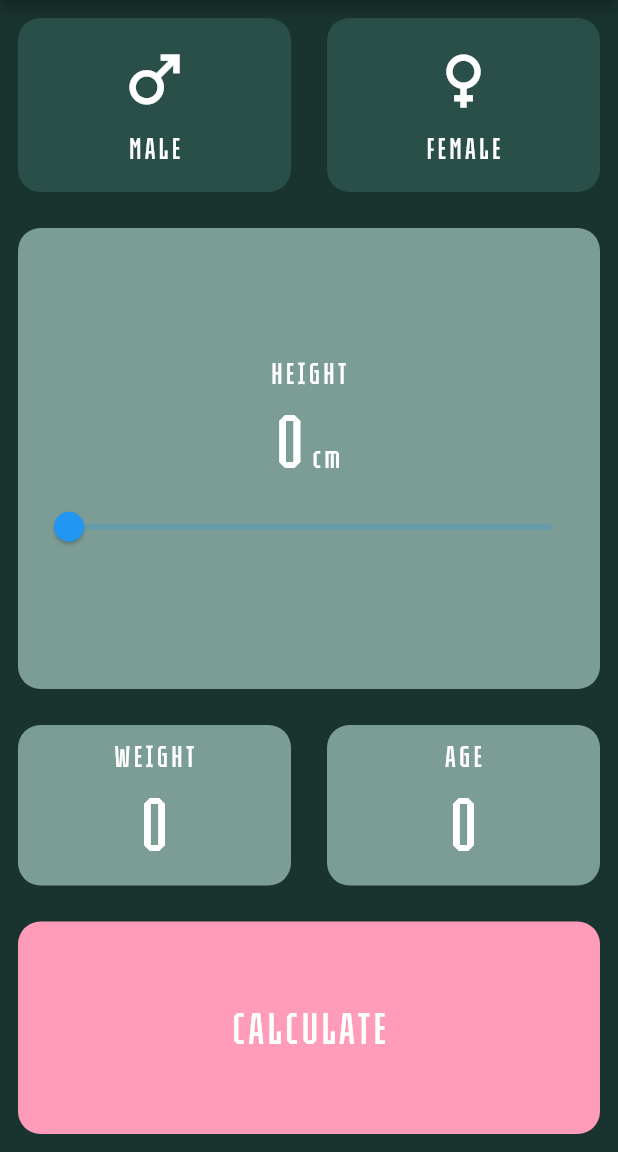
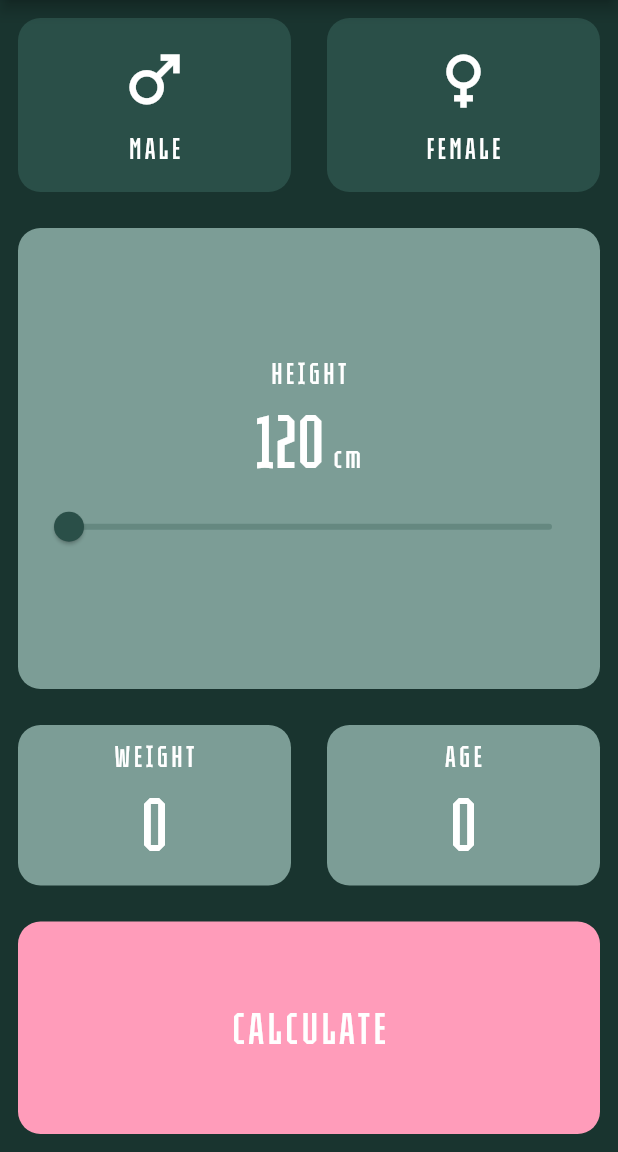
Before and after one commit to Arrocito82/bmi_calculator, a Flutter app: the screen it shows after launch, on a phone screen of 412 x 824 dp, the part 84-1236 px from its top. Run offline on Flutter 3.47's test engine with Material 2 defaults, Android fonts, the phone set to English and light mode, and no system bars.

Commit message:
Height slider

```diff
--- a/lib/constants.dart
+++ b/lib/constants.dart
@@ -2,6 +2,8 @@ import 'package:flutter/material.dart';
 
 const kPrimaryLight = Color.fromRGBO(124, 157, 150, 1);
 const kPrimaryDark = Color.fromRGBO(42, 79, 72, 1.0);
+const kPrimaryInactive = Color.fromRGBO(85, 122, 114, 0.6);
+const kPrimaryActive = Color.fromRGBO(42, 79, 72, 0.65);
 const kBackground = Color.fromRGBO(25, 52, 47, 1.0);
 const kSecondaryDark = Color.fromRGBO(231, 114, 166, 1);
 const kSecondaryLight = Color.fromRGBO(255, 156, 186, 1);
@@ -13,3 +15,5 @@ const TextStyle kLabelTextStyle = TextStyle(
   fontSize: 20.0,
   color: Colors.white,
 );
+const int kMinHeight = 120;
+const int kMaxHeight = 220;
--- a/lib/input_page.dart
+++ b/lib/input_page.dart
@@ -15,7 +15,7 @@ class InputPage extends StatefulWidget {
 
 class _InputPageState extends State<InputPage> {
   int _weight = 0;
-  int _height = 0;
+  int _height = kMinHeight;
   int _age = 0;
   Gender _gender = Gender.none;
 
@@ -86,9 +86,13 @@ class _InputPageState extends State<InputPage> {
               ),
               Slider(
                 value: _height.toDouble(),
-                max: 100,
+                max: kMaxHeight.toDouble(),
+                min: kMinHeight.toDouble(),
                 divisions: 100,
                 label: null,
+                activeColor: kPrimaryActive,
+                thumbColor: kPrimaryDark,
+                inactiveColor: kPrimaryInactive,
                 onChanged: (double value) {
                   setState(() {
                     _height = value.round();
```
